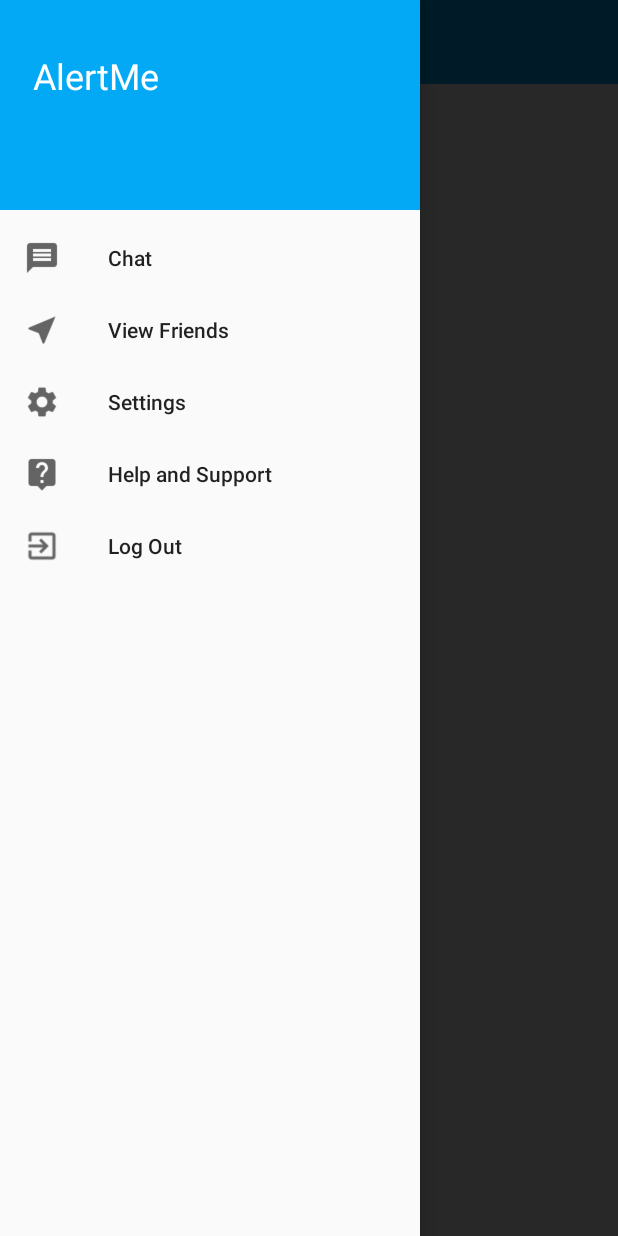
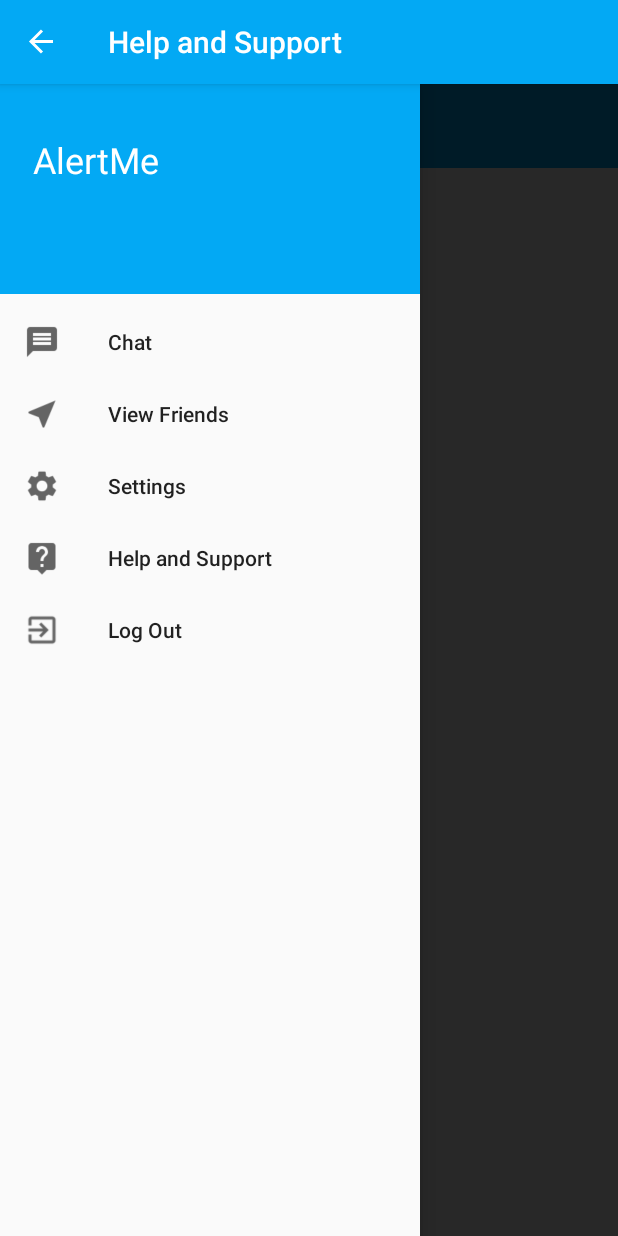
Before and after one commit to sanjulamadurapperuma/AlertMe, an Android app: the HelpActivity screen opened directly, with no data from a screen before it, with the side drawer open, on a phone screen of 412 x 824 dp. Run offline under Robolectric (Android 15) with nearby library versions, the phone set to English and light mode, and no system bars; our stand-ins replace Firebase (no records; nobody signed in at launch, a user with empty details on screens opened directly); 1 statement that could not run was skipped.

```diff
--- a/app/src/main/java/com/teamsos/android/alertme/chat/ui/ChatActivity.java
+++ b/app/src/main/java/com/teamsos/android/alertme/chat/ui/ChatActivity.java
@@ -73,8 +73,8 @@ public class ChatActivity extends AppCompatActivity implements View.OnClickListe
         }
 
         editWriteMessage = (EditText) findViewById(R.id.editWriteMessage);
-        if (idFriend != null && nameFriend != null) {
-            (Objects.requireNonNull(getSupportActionBar())).setTitle(nameFriend);
+        if (idFriend != null || nameFriend != null) {
+            (getSupportActionBar()).setTitle(nameFriend);
             linearLayoutManager = new LinearLayoutManager(this, LinearLayoutManager.VERTICAL, false);
             recyclerChat = (RecyclerView) findViewById(R.id.recyclerChat);
             recyclerChat.setLayoutManager(linearLayoutManager);
--- a/app/src/main/res/values/styles.xml
+++ b/app/src/main/res/values/styles.xml
@@ -1,16 +1,28 @@
 <resources>
     <!-- Base application theme. -->
-    <style name="AppTheme" parent="Theme.AppCompat.DayNight.NoActionBar">
-        <!-- Customize your theme here. -->
-        <item name="colorPrimary">@color/colorPrimary</item>
-        <item name="actionOverflowButtonStyle">@style/MyOverflowButtonStyle</item>
-        <item name="colorPrimaryDark">@color/colorPrimaryDark</item>
-        <item name="colorAccent">@color/colorAccent</item>
-    </style>
+
 
     <style name="ToolbarTheme" parent="Theme.AppCompat.Light.NoActionBar">
     <item name="android:textColorPrimary">@android:color/white</item>
     <item name="android:textColorSecondary">@android:color/white</item>
+    </style>
+
+
+    <style name="MyOverflowButtonStyle" parent="Widget.AppCompat.ActionButton.Overflow">
+    <item name="android:tint">@color/white</item>
+    </style>
+
+
+
+
+    <!-- Base application theme. -->
+    <style name="AppTheme" parent="Theme.AppCompat.Light.DarkActionBar">
+        <!-- Customize your theme here. -->
+        <item name="colorPrimary">#03A9F4</item>
+        <item name="colorPrimaryDark">#0288D1</item>
+        <item name="colorAccent">#4fa881</item>
+        <!-- set Can use Activity transitions -->
+        <item name="android:windowContentTransitions">true</item>
     </style>
 
     <style name="AppTheme.NoActionBar">
@@ -18,24 +30,23 @@
         <item name="windowNoTitle">true</item>
     </style>
 
+    <style name="MyThemeNoActionbar" parent="AppTheme">
+        <item name="windowActionBar">false</item>
+        <item name="windowNoTitle">true</item>
+        <item name="android:windowDrawsSystemBarBackgrounds">true</item>
+    </style>
 
-    <style name="MyOverflowButtonStyle" parent="Widget.AppCompat.ActionButton.Overflow">
-    <item name="android:tint">@color/white</item>
+    <style name="EditTextTintTheme" parent="Theme.AppCompat.Light.Dialog.Alert">
+        <item name="colorPrimaryDark">#0288D1</item>
     </style>
+
     <style name="AppTheme.AppBarOverlay" parent="ThemeOverlay.AppCompat.Dark.ActionBar" />
 
     <style name="AppTheme.PopupOverlay" parent="ThemeOverlay.AppCompat.Light" />
 
-    <!--Styles for chat feature-->
     <style name="TextLabel" parent="Theme.AppCompat.Light.NoActionBar">
         <!-- Label color in TRUE state and bar color FALSE and TRUE State -->
         <item name="colorControlActivated">#009dff</item>
-    </style>
-
-    <style name="MyThemeNoActionbar" parent="AppTheme">
-    <item name="windowActionBar">false</item>
-    <item name="windowNoTitle">true</item>
-    <item name="android:windowDrawsSystemBarBackgrounds">true</item>
     </style>
 
     <style name="Translucent" parent="Theme.AppCompat.Light.NoActionBar">
@@ -47,7 +58,6 @@
         <item name="android:windowIsTranslucent">true</item>
     </style>
 
-    <!--Required for the new Login Screen-->
     <style name="TranslucentBackground" parent="Theme.AppCompat.Light.NoActionBar">
         <item name="windowNoTitle">true</item>
         <item name="colorPrimary">#03A9F4</item>
@@ -56,8 +66,4 @@
         <item name="android:windowBackground">@drawable/background_image_login</item>
     </style>
 
-    <style name="EditTextTintTheme" parent="Theme.AppCompat.Light.Dialog.Alert">
-    <item name="colorPrimaryDark">#0288D1</item>
-    </style>
-    <!--End of style for chat feature-->
     </resources>
```
Also changed, not shown: app/build.gradle (+9 -3 lines). Lines whose indentation alone changed are shown as unchanged.
